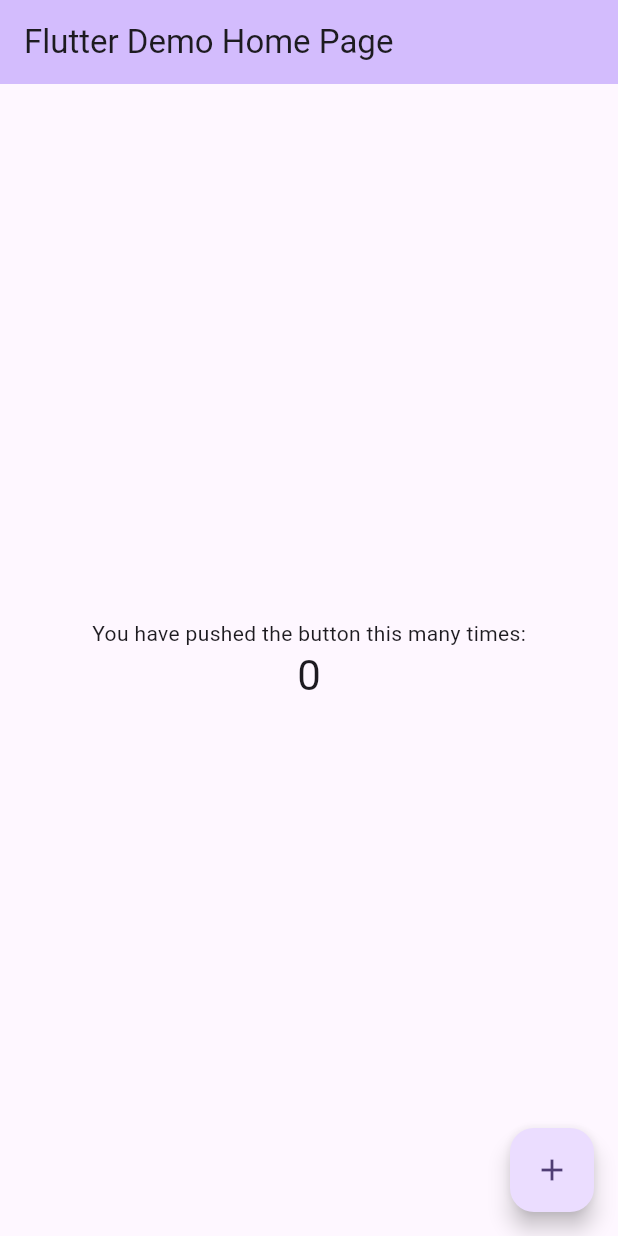
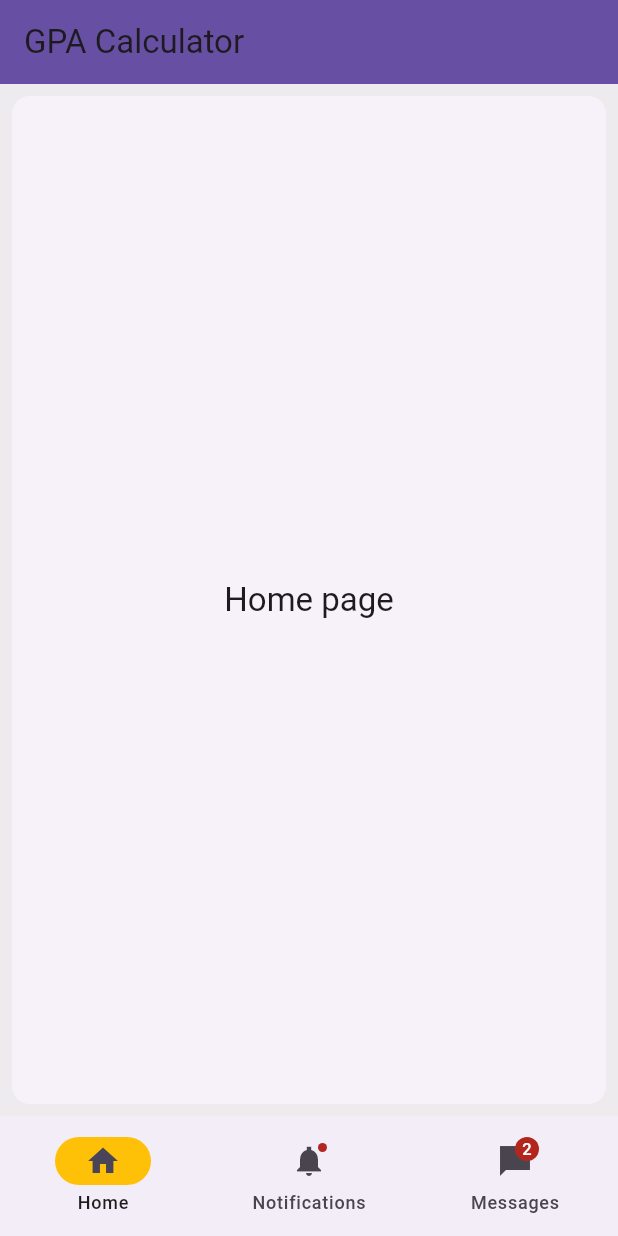
Before and after one commit to Shilpa-Perera/GPACalculator, a Flutter app: the screen it shows after launch, on a phone screen of 412 x 824 dp. Run offline on Flutter 3.47's test engine with Material 3 defaults, Android fonts, the phone set to English and light mode, and no system bars; our stand-ins replace floor, sqflite; accounts and stored records are empty.

Commit message:
bottom_navigation

```diff
--- /dev/null
+++ b/lib/features/home/main.dart
@@ -0,0 +1,24 @@
+import 'package:flutter/material.dart';
+import 'package:gpa_calculator/features/home/presentation/widgets/bottom_navigation.dart';
+
+void main() {
+  runApp(const MyApp());
+}
+
+class MyApp extends StatelessWidget {
+  const MyApp({super.key});
+
+  @override
+  Widget build(BuildContext context) {
+    return MaterialApp(
+      title: 'Flutter Demo',
+      debugShowCheckedModeBanner: false,
+      theme: ThemeData(
+        colorScheme:
+            ColorScheme.fromSeed(seedColor: Color.fromARGB(255, 102, 9, 131)),
+        useMaterial3: true,
+      ),
+      home: const NavigationBarApp(),
+    );
+  }
+}
--- /dev/null
+++ b/lib/features/home/presentation/widgets/bottom_navigation.dart
@@ -0,0 +1,148 @@
+import 'package:flutter/material.dart';
+
+/// Flutter code sample for [NavigationBar].
+
+void main() => runApp(const NavigationBarApp());
+
+class NavigationBarApp extends StatelessWidget {
+  const NavigationBarApp({super.key});
+
+  @override
+  Widget build(BuildContext context) {
+    return MaterialApp(
+      theme: ThemeData(useMaterial3: true),
+      home: const NavigationExample(),
+    );
+  }
+}
+
+class NavigationExample extends StatefulWidget {
+  const NavigationExample({super.key});
+
+  @override
+  State<NavigationExample> createState() => _NavigationExampleState();
+}
+
+class _NavigationExampleState extends State<NavigationExample> {
+  int currentPageIndex = 0;
+
+  @override
+  Widget build(BuildContext context) {
+    final ThemeData theme = Theme.of(context);
+    return Scaffold(
+      backgroundColor: Color.fromARGB(255, 237, 235, 237),
+      appBar: AppBar(
+        title: const Text('GPA Calculator'),
+        backgroundColor: theme.colorScheme.primary,
+        shadowColor: theme.colorScheme.secondary,
+      ),
+      bottomNavigationBar: NavigationBar(
+        onDestinationSelected: (int index) {
+          setState(() {
+            currentPageIndex = index;
+          });
+        },
+        indicatorColor: Colors.amber,
+        selectedIndex: currentPageIndex,
+        destinations: const <Widget>[
+          NavigationDestination(
+            selectedIcon: Icon(Icons.home),
+            icon: Icon(Icons.home_outlined),
+            label: 'Home',
+          ),
+          NavigationDestination(
+            icon: Badge(child: Icon(Icons.notifications_sharp)),
+            label: 'Notifications',
+          ),
+          NavigationDestination(
+            icon: Badge(
+              label: Text('2'),
+              child: Icon(Icons.messenger_sharp),
+            ),
+            label: 'Messages',
+          ),
+        ],
+      ),
+      body: <Widget>[
+        /// Home page
+        Card(
+          shadowColor: Colors.transparent,
+          margin: const EdgeInsets.all(8.0),
+          child: SizedBox.expand(
+            child: Center(
+              child: Text(
+                'Home page',
+                style: theme.textTheme.titleLarge,
+              ),
+            ),
+          ),
+        ),
+
+        /// Notifications page
+        const Padding(
+          padding: EdgeInsets.all(8.0),
+          child: Column(
+            children: <Widget>[
+              Card(
+                child: ListTile(
+                  leading: Icon(Icons.notifications_sharp),
+                  title: Text('Notification 1'),
+                  subtitle: Text('This is a notification'),
+                ),
+              ),
+              Card(
+                child: ListTile(
+                  leading: Icon(Icons.notifications_sharp),
+                  title: Text('Notification 2'),
+                  subtitle: Text('This is a notification'),
+                ),
+              ),
+            ],
+          ),
+        ),
+
+        /// Messages page
+        ListView.builder(
+          reverse: true,
+          itemCount: 2,
+          itemBuilder: (BuildContext context, int index) {
+            if (index == 0) {
+              return Align(
+                alignment: Alignment.centerRight,
+                child: Container(
+                  margin: const EdgeInsets.all(8.0),
+                  padding: const EdgeInsets.all(8.0),
+                  decoration: BoxDecoration(
+                    color: theme.colorScheme.primary,
+                    borderRadius: BorderRadius.circular(8.0),
+                  ),
+                  child: Text(
+                    'Hello',
+                    style: theme.textTheme.bodyLarge!
+                        .copyWith(color: theme.colorScheme.onPrimary),
+                  ),
+                ),
+              );
+            }
+            return Align(
+              alignment: Alignment.centerLeft,
+              child: Container(
+                margin: const EdgeInsets.all(8.0),
+                padding: const EdgeInsets.all(8.0),
+                decoration: BoxDecoration(
+                  color: theme.colorScheme.primary,
+                  borderRadius: BorderRadius.circular(8.0),
+                ),
+                child: Text(
+                  'Hi!',
+                  style: theme.textTheme.bodyLarge!
+                      .copyWith(color: theme.colorScheme.onPrimary),
+                ),
+              ),
+            );
+          },
+        ),
+      ][currentPageIndex],
+    );
+  }
+}
--- a/lib/features/semester/data/models/semester.dart
+++ b/lib/features/semester/data/models/semester.dart
@@ -1,6 +1,9 @@
+import 'package:floor/floor.dart';
 import 'package:gpa_calculator/features/semester/domain/entities/semester.dart';
 
+@entity
 class Semester extends SemesterEntity {
+  @primaryKey
   String semesterId;
   double semesterGpa;
 
--- a/lib/main.dart
+++ /dev/null
@@ -1,125 +0,0 @@
-import 'package:flutter/material.dart';
-
-void main() {
-  runApp(const MyApp());
-}
-
-class MyApp extends StatelessWidget {
-  const MyApp({super.key});
-
-  // This widget is the root of your application.
-  @override
-  Widget build(BuildContext context) {
-    return MaterialApp(
-      title: 'Flutter Demo',
-      theme: ThemeData(
-        // This is the theme of your application.
-        //
-        // TRY THIS: Try running your application with "flutter run". You'll see
-        // the application has a purple toolbar. Then, without quitting the app,
-        // try changing the seedColor in the colorScheme below to Colors.green
-        // and then invoke "hot reload" (save your changes or press the "hot
-        // reload" button in a Flutter-supported IDE, or press "r" if you used
-        // the command line to start the app).
-        //
-        // Notice that the counter didn't reset back to zero; the application
-        // state is not lost during the reload. To reset the state, use hot
-        // restart instead.
-        //
-        // This works for code too, not just values: Most code changes can be
-        // tested with just a hot reload.
-        colorScheme: ColorScheme.fromSeed(seedColor: Colors.deepPurple),
-        useMaterial3: true,
-      ),
-      home: const MyHomePage(title: 'Flutter Demo Home Page'),
-    );
-  }
-}
-
-class MyHomePage extends StatefulWidget {
-  const MyHomePage({super.key, required this.title});
-
-  // This widget is the home page of your application. It is stateful, meaning
-  // that it has a State object (defined below) that contains fields that affect
-  // how it looks.
-
-  // This class is the configuration for the state. It holds the values (in this
-  // case the title) provided by the parent (in this case the App widget) and
-  // used by the build method of the State. Fields in a Widget subclass are
-  // always marked "final".
-
-  final String title;
-
-  @override
-  State<MyHomePage> createState() => _MyHomePageState();
-}
-
-class _MyHomePageState extends State<MyHomePage> {
-  int _counter = 0;
-
-  void _incrementCounter() {
-    setState(() {
-      // This call to setState tells the Flutter framework that something has
-      // changed in this State, which causes it to rerun the build method below
-      // so that the display can reflect the updated values. If we changed
-      // _counter without calling setState(), then the build method would not be
-      // called again, and so nothing would appear to happen.
-      _counter++;
-    });
-  }
-
-  @override
-  Widget build(BuildContext context) {
-    // This method is rerun every time setState is called, for instance as done
-    // by the _incrementCounter method above.
-    //
-    // The Flutter framework has been optimized to make rerunning build methods
-    // fast, so that you can just rebuild anything that needs updating rather
-    // than having to individually change instances of widgets.
-    return Scaffold(
-      appBar: AppBar(
-        // TRY THIS: Try changing the color here to a specific color (to
-        // Colors.amber, perhaps?) and trigger a hot reload to see the AppBar
-        // change color while the other colors stay the same.
-        backgroundColor: Theme.of(context).colorScheme.inversePrimary,
-        // Here we take the value from the MyHomePage object that was created by
-        // the App.build method, and use it to set our appbar title.
-        title: Text(widget.title),
-      ),
-      body: Center(
-        // Center is a layout widget. It takes a single child and positions it
-        // in the middle of the parent.
-        child: Column(
-          // Column is also a layout widget. It takes a list of children and
-          // arranges them vertically. By default, it sizes itself to fit its
-          // children horizontally, and tries to be as tall as its parent.
-          //
-          // Column has various properties to control how it sizes itself and
-          // how it positions its children. Here we use mainAxisAlignment to
-          // center the children vertically; the main axis here is the vertical
-          // axis because Columns are vertical (the cross axis would be
-          // horizontal).
-          //
-          // TRY THIS: Invoke "debug painting" (choose the "Toggle Debug Paint"
-          // action in the IDE, or press "p" in the console), to see the
-          // wireframe for each widget.
-          mainAxisAlignment: MainAxisAlignment.center,
-          children: <Widget>[
-            const Text(
-              'You have pushed the button this many times:',
-            ),
-            Text(
-              '$_counter',
-              style: Theme.of(context).textTheme.headlineMedium,
-            ),
-          ],
-        ),
-      ),
-      floatingActionButton: FloatingActionButton(
-        onPressed: _incrementCounter,
-        tooltip: 'Increment',
-        child: const Icon(Icons.add),
-      ), // This trailing comma makes auto-formatting nicer for build methods.
-    );
-  }
-}
```
Also changed, not shown: lib/config/database_helper.dart (+14 -21 lines), lib/features/home/presentation/widgets/progress_circle.dart (added, +103 -0 lines), lib/features/semester/data/repository/semester_repository_impl.dart (+46 -22 lines), lib/features/semester/domain/entities/semester.dart (+14 -0 lines), pubspec.yaml (+52 -50 lines), lib/fonts/PoetsenOne-Regular.ttf (added), pubspec.lock, 1 other file.
